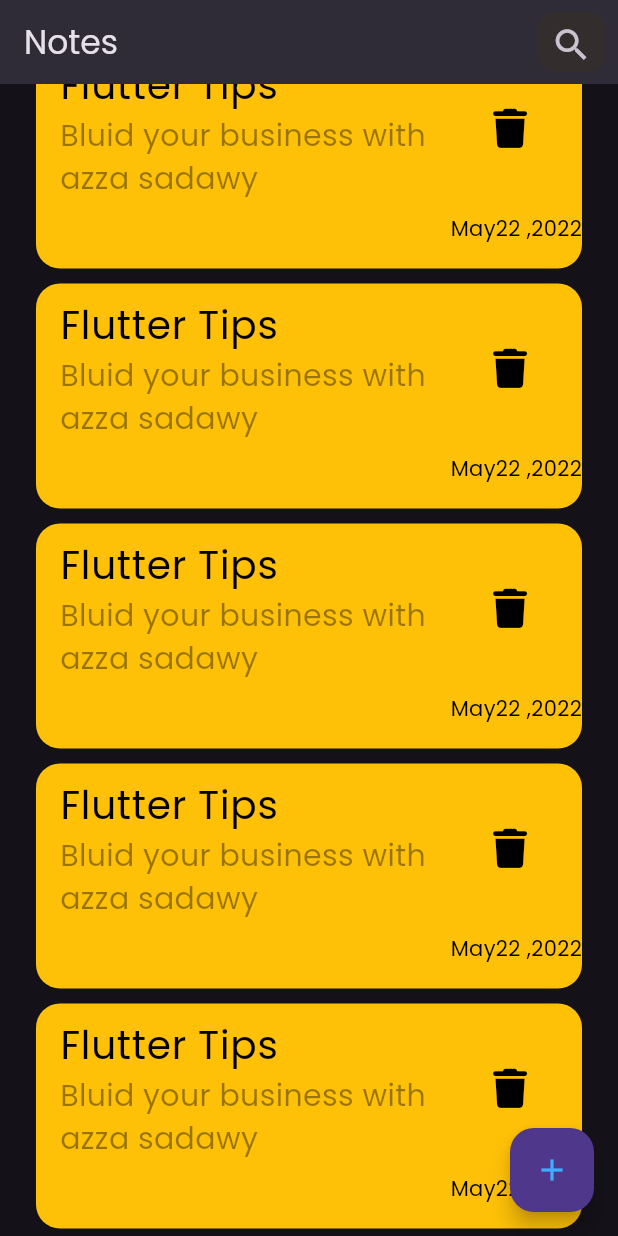
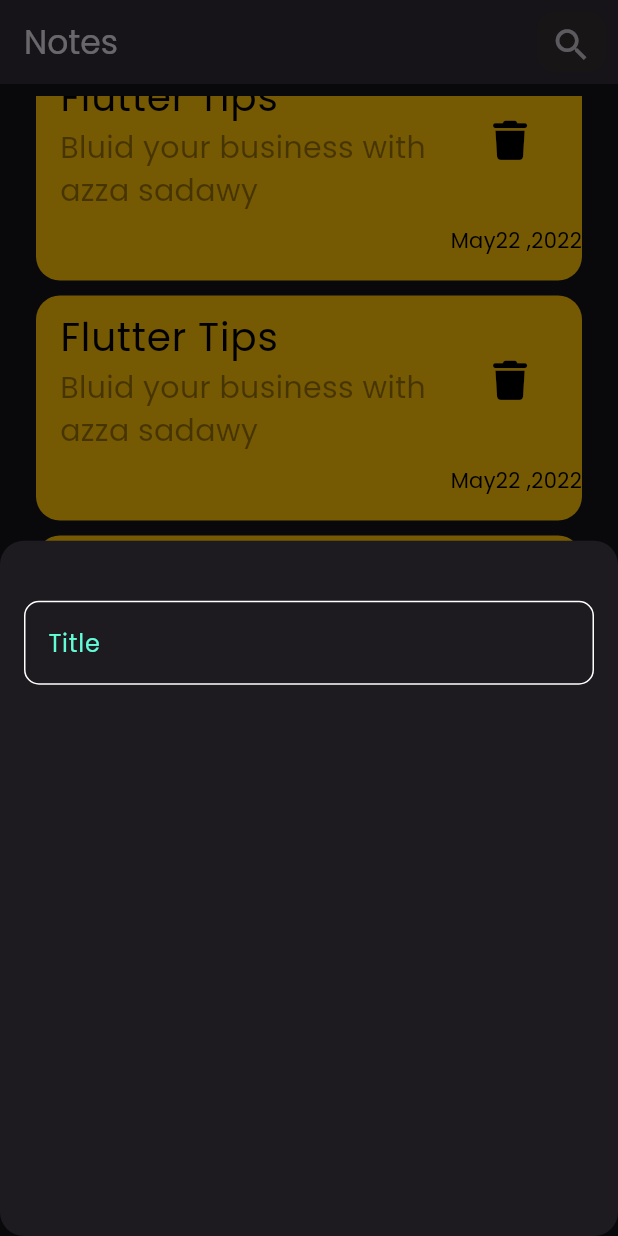
Before and after one commit to azzas7dawy/NodesApp, a Flutter app: the screen it shows after launch, scrolled down 1152 dp, after a tap on the "add" icon, on a phone screen of 412 x 824 dp. Run offline on Flutter 3.47's test engine with Material 3 defaults, Android fonts, the phone set to English and light mode, and no system bars; our stand-ins replace font_awesome_flutter.

Commit message:
create textfield

```diff
--- a/lib/views/homepage.dart
+++ b/lib/views/homepage.dart
@@ -1,8 +1,12 @@
+// ignore_for_file: unused_import
+
 import 'package:flutter/material.dart';
 import 'package:notessapp/widgets/notesListview.dart';
+
 import 'package:notessapp/widgets/notescard.dart';
 
 import '../widgets/iconsearch.dart';
+import '../widgets/modelButtonNotes.dart';
 import 'nodecard.dart';
 
 class HomePage extends StatelessWidget {
@@ -11,8 +15,22 @@
   @override
   Widget build(BuildContext context) {
     return Scaffold(
-        floatingActionButton: FloatingActionButton(onPressed: () {},
-        child:const Icon(Icons.add,color: Color.fromARGB(255, 64, 172, 255),),),
+        floatingActionButton: FloatingActionButton(
+          onPressed: () {
+            showModalBottomSheet(
+              shape: RoundedRectangleBorder(
+               borderRadius: BorderRadius.circular(16) ,
+              ),
+                context: context,
+                builder: (context) {
+                  return const NotesModelSheet();
+                });
+          },
+          child: const Icon(
+            Icons.add,
+            color: Color.fromARGB(255, 64, 172, 255),
+          ),
+        ),
         appBar: AppBar(
           //backgroundColor: Colors.black,
           title: const Text("Notes"),
--- /dev/null
+++ b/lib/widgets/constants/colors.dart
@@ -0,0 +1,3 @@
+import 'package:flutter/material.dart';
+
+final kprimaryColor= Color(0xff62FCD7);
--- /dev/null
+++ b/lib/widgets/cutomTextfield.dart
@@ -0,0 +1,33 @@
+
+import 'package:flutter/material.dart';
+import 'package:notessapp/widgets/constants/colors.dart';
+
+class CustomtextFiled extends StatelessWidget {
+  const CustomtextFiled({super.key});
+
+  @override
+  Widget build(BuildContext context) {
+    return  Padding(
+      padding: const EdgeInsets.symmetric(horizontal:  16.0),
+      child: TextField(
+
+        cursorColor:kprimaryColor,
+       // const Color.fromARGB(255, 26, 233, 191),
+
+        decoration: InputDecoration(
+          enabledBorder: OutlineInputBorder(
+            borderSide: BorderSide(color: Colors.white,),
+            borderRadius:BorderRadius.circular(10),
+          ),
+          focusedBorder: OutlineInputBorder(),
+        hintText: "Title",
+        hintStyle: TextStyle(color:kprimaryColor)
+          // border: BorderRadius.circular(16),
+        // hoverColor: Colors.greenAccent,
+
+        ),
+
+      ),
+    );
+  }
+}
--- /dev/null
+++ b/lib/widgets/modelButtonNotes.dart
@@ -0,0 +1,20 @@
+import 'package:flutter/material.dart';
+import 'package:notessapp/widgets/cutomTextfield.dart';
+
+class NotesModelSheet extends StatelessWidget {
+  const NotesModelSheet({super.key});
+
+  @override
+  Widget build(BuildContext context) {
+    return Container(
+      //color: Colors.amber,
+      child:const Column(
+        children: [
+          SizedBox(height: 40,),
+       CustomtextFiled()
+        ],
+
+      ),
+    );
+  }
+}
--- a/lib/widgets/notesListview.dart
+++ b/lib/widgets/notesListview.dart
@@ -7,11 +7,16 @@
 
   @override
   Widget build(BuildContext context) {
-    return ListView.builder(itemBuilder : (context, index){
-      return Padding(
-        padding: const EdgeInsets.symmetric(vertical: 5.0),
-        child: NotesCard(bColor: Colors.white24),
-      );
-    });
+    return Padding(
+      padding: const EdgeInsets.symmetric(vertical:   8.0),
+      child: ListView.builder(
+        padding: EdgeInsets.zero,
+        itemBuilder : (context, index){
+        return Padding(
+          padding: const EdgeInsets.symmetric(vertical: 5.0),
+          child: NotesCard(bColor: Colors.white24),
+        );
+      }),
+    );
   }
 }
```
